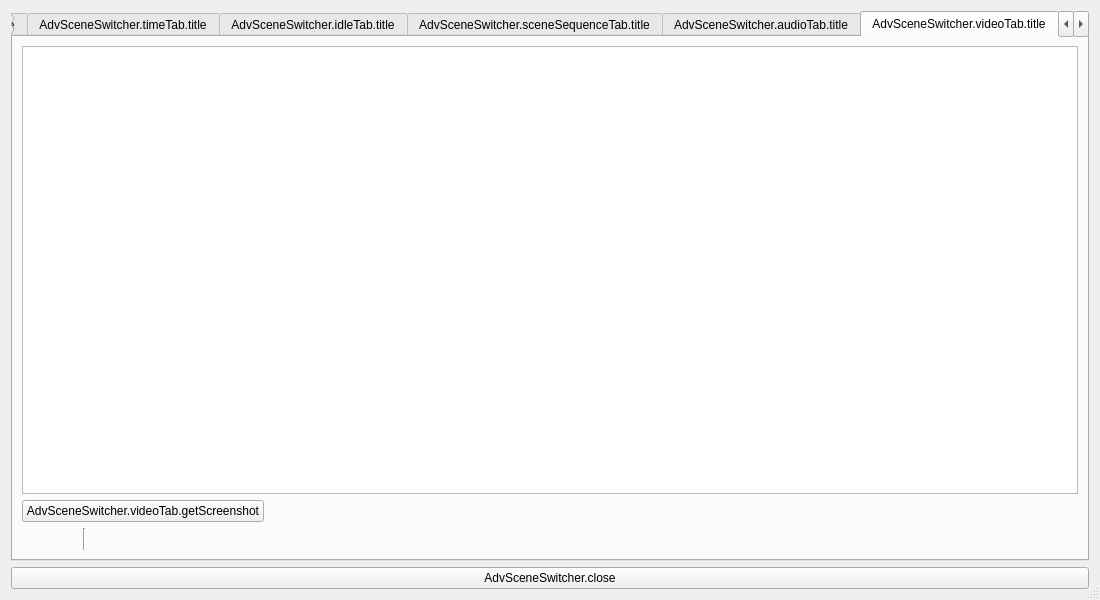
Qt form forms/advanced-scene-switcher.ui (WarmUpTill/SceneSwitcher) before a commit.
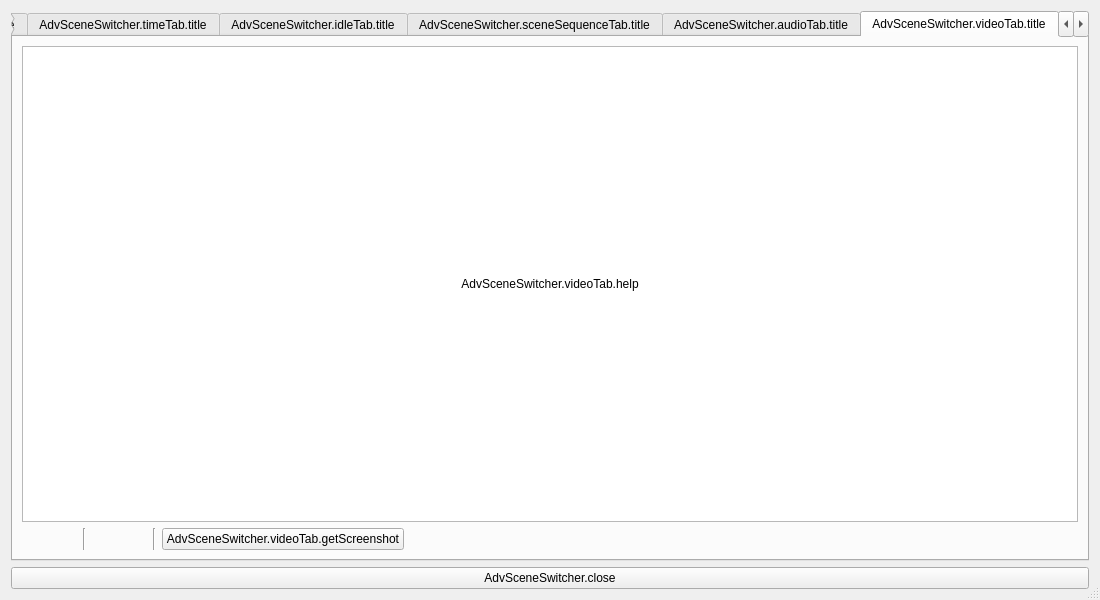
The same form after that commit. The open tabs and pages were chosen to show the change. Icons and pictures are not drawn.

Commit message: Add more UI functionality to video tab

The edit to the form file:
```diff
--- a/forms/advanced-scene-switcher.ui
+++ b/forms/advanced-scene-switcher.ui
@@ -3103,30 +3103,19 @@
            </property>
           </widget>
          </item>
-        </layout>
-       </item>
-       <item>
-        <layout class="QHBoxLayout" name="horizontalLayout_12">
-         <item>
-          <widget class="QPushButton" name="getScreenshot">
+         <item row="0" column="0">
+          <widget class="QLabel" name="videoHelp">
            <property name="text">
-            <string>AdvSceneSwitcher.videoTab.getScreenshot</string>
+            <string>AdvSceneSwitcher.videoTab.help</string>
+           </property>
+           <property name="alignment">
+            <set>Qt::AlignCenter</set>
+           </property>
+           <property name="wordWrap">
+            <bool>true</bool>
            </property>
           </widget>
          </item>
-         <item>
-          <spacer name="horizontalSpacer_9">
-           <property name="orientation">
-            <enum>Qt::Horizontal</enum>
-           </property>
-           <property name="sizeHint" stdset="0">
-            <size>
-             <width>40</width>
-             <height>20</height>
-            </size>
-           </property>
-          </spacer>
-         </item>
         </layout>
        </item>
        <item>
@@ -3248,6 +3237,20 @@
            </property>
           </widget>
          </item>
+         <item>
+          <widget class="Line" name="line">
+           <property name="orientation">
+            <enum>Qt::Vertical</enum>
+           </property>
+          </widget>
+         </item>
+         <item>
+          <widget class="QPushButton" name="getScreenshot">
+           <property name="text">
+            <string>AdvSceneSwitcher.videoTab.getScreenshot</string>
+           </property>
+          </widget>
+         </item>
          <item>
           <spacer name="horizontalSpacer_62">
            <property name="orientation">
```
Left out of the diff: 13 changed lines with no effect on the pictures. The commit also changes 6 other files.
